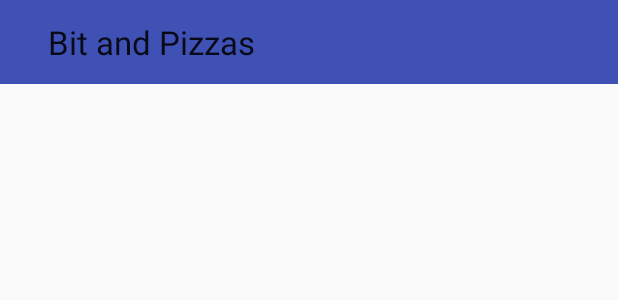
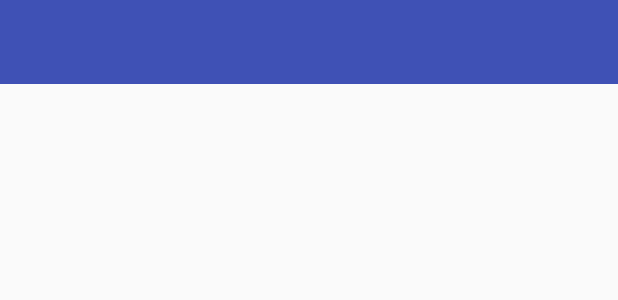
Before and after one commit to dgioto/BitandPizzas, an Android app: the layout toolbar_main.xml on its own in the app's theme, with its tools: preview values and no code run, on a phone screen of 412 x 824 dp. Shown: the top 300 px of the screen. Run offline under Robolectric (Android 15) with nearby library versions, the phone set to English and light mode, and no system bars.

Commit message:
first update

```diff
--- a/app/src/main/AndroidManifest.xml
+++ b/app/src/main/AndroidManifest.xml
@@ -9,6 +9,7 @@
         android:roundIcon="@mipmap/ic_launcher_round"
         android:supportsRtl="true"
         android:theme="@style/AppTheme">
+        <activity android:name=".OrderActivity"></activity>
         <activity android:name=".MainActivity">
             <intent-filter>
                 <action android:name="android.intent.action.MAIN" />
--- a/app/src/main/res/layout/toolbar_main.xml
+++ b/app/src/main/res/layout/toolbar_main.xml
@@ -16,14 +16,4 @@
         app:layout_constraintStart_toStartOf="parent"
         app:layout_constraintTop_toTopOf="parent" />
 
-    <TextView
-        android:id="@+id/textView"
-        android:layout_width="wrap_content"
-        android:layout_height="wrap_content"
-        android:layout_marginStart="32dp"
-        android:text="@string/app_name"
-        android:textAppearance="@style/TextAppearance.AppCompat.Large"
-        app:layout_constraintBottom_toBottomOf="@+id/toolbar2"
-        app:layout_constraintStart_toStartOf="parent"
-        app:layout_constraintTop_toTopOf="@+id/toolbar2" />
 </android.support.constraint.ConstraintLayout>
```
Also changed, not shown: app/src/main/java/com/example/bitandpizzas/OrderActivity.java (added, +18 -0 lines), app/src/main/res/layout/activity_order.xml (added, +31 -0 lines).
